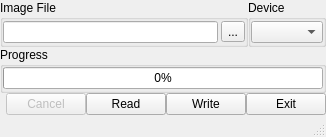
Old version of the form src/mainwindow.ui in the repository GDKsoftware/win32diskimager.
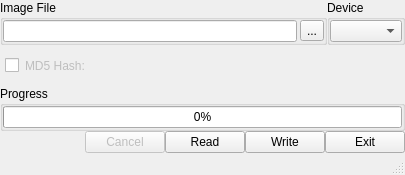
New version of the form. Icons and pictures are not drawn.

Commit message: adding md5 feature

```diff
--- a/src/mainwindow.ui
+++ b/src/mainwindow.ui
@@ -1,12 +1,12 @@
 <ui version="4.0" >
  <class>MainWindow</class>
- <widget class="QMainWindow" name="MainWindow" >
-  <property name="geometry" >
+ <widget class="QMainWindow" name="MainWindow">
+  <property name="geometry">
    <rect>
     <x>0</x>
     <y>0</y>
-    <width>326</width>
-    <height>137</height>
+    <width>405</width>
+    <height>175</height>
    </rect>
   </property>
   <property name="windowTitle" >
@@ -83,23 +83,98 @@
      </layout>
     </item>
     <item>
-     <widget class="QGroupBox" name="groupBox_5" >
-      <property name="title" >
+     <layout class="QHBoxLayout">
+      <property name="spacing">
+       <number>4</number>
+      </property>
+      <property name="margin">
+       <number>0</number>
+      </property>
+      <item>
+       <layout class="QVBoxLayout" name="verticalLayout">
+        <property name="spacing">
+         <number>0</number>
+        </property>
+        <item>
+         <layout class="QHBoxLayout" name="horizontalLayout">
+          <property name="leftMargin">
+           <number>5</number>
+          </property>
+          <item>
+           <widget class="QCheckBox" name="md5CheckBox">
+            <property name="sizePolicy">
+             <sizepolicy hsizetype="Fixed" vsizetype="Fixed">
+              <horstretch>0</horstretch>
+              <verstretch>0</verstretch>
+             </sizepolicy>
+            </property>
+            <property name="minimumSize">
+             <size>
+              <width>20</width>
+              <height>0</height>
+             </size>
+            </property>
+            <property name="toolTip">
+             <string>If checked, will generate the MD5 hash for the image file</string>
+            </property>
+            <property name="text">
+             <string/>
+            </property>
+           </widget>
+          </item>
+          <item>
+           <widget class="QLabel" name="md5header">
+            <property name="enabled">
+             <bool>false</bool>
+            </property>
+            <property name="sizePolicy">
+             <sizepolicy hsizetype="Fixed" vsizetype="Preferred">
+              <horstretch>0</horstretch>
+              <verstretch>0</verstretch>
+             </sizepolicy>
+            </property>
+            <property name="text">
+             <string>MD5 Hash: </string>
+            </property>
+           </widget>
+          </item>
+          <item>
+           <widget class="QLabel" name="md5label">
+            <property name="enabled">
+             <bool>false</bool>
+            </property>
+            <property name="text">
+             <string/>
+            </property>
+           </widget>
+          </item>
+         </layout>
+        </item>
+       </layout>
+      </item>
+     </layout>
+    </item>
+    <item>
+     <widget class="QGroupBox" name="groupBox_5">
+      <property name="title">
        <string>Progress</string>
       </property>
-      <layout class="QHBoxLayout" >
-       <property name="spacing" >
+      <layout class="QHBoxLayout">
+       <property name="spacing">
         <number>0</number>
        </property>
-       <property name="margin" >
+       <property name="margin">
         <number>0</number>
        </property>
        <item>
-        <widget class="QProgressBar" name="progressbar" >
-         <property name="value" >
+        <widget class="QProgressBar" name="progressbar">
+         <property name="value">
           <number>0</number>
          </property>
-         <property name="format" >
+         <property name="textVisible">
+          <bool>true</bool>
+         </property>
+         <property name="format">
           <string>%p%</string>
          </property>
         </widget>
@@ -108,7 +183,7 @@
      </widget>
     </item>
     <item>
-     <layout class="QHBoxLayout" >
+     <layout class="QHBoxLayout">
       <item>
        <spacer>
         <property name="orientation" >
@@ -123,8 +198,8 @@
        </spacer>
       </item>
       <item>
-       <widget class="QPushButton" name="bCancel" >
-        <property name="enabled" >
+       <widget class="QPushButton" name="bCancel">
+        <property name="enabled">
          <bool>false</bool>
         </property>
         <property name="sizePolicy" >
@@ -142,9 +217,9 @@
        </widget>
       </item>
       <item>
-       <widget class="QPushButton" name="bRead" >
-        <property name="sizePolicy" >
-         <sizepolicy vsizetype="Fixed" hsizetype="Fixed" >
+       <widget class="QPushButton" name="bRead">
+        <property name="sizePolicy">
+         <sizepolicy hsizetype="Fixed" vsizetype="Fixed">
           <horstretch>0</horstretch>
           <verstretch>0</verstretch>
          </sizepolicy>
@@ -161,9 +236,9 @@
        </widget>
       </item>
       <item>
-       <widget class="QPushButton" name="bWrite" >
-        <property name="sizePolicy" >
-         <sizepolicy vsizetype="Fixed" hsizetype="Fixed" >
+       <widget class="QPushButton" name="bWrite">
+        <property name="sizePolicy">
+         <sizepolicy hsizetype="Fixed" vsizetype="Fixed">
           <horstretch>0</horstretch>
           <verstretch>0</verstretch>
          </sizepolicy>
@@ -177,9 +252,9 @@
        </widget>
       </item>
       <item>
-       <widget class="QPushButton" name="bExit" >
-        <property name="sizePolicy" >
-         <sizepolicy vsizetype="Fixed" hsizetype="Fixed" >
+       <widget class="QPushButton" name="bExit">
+        <property name="sizePolicy">
+         <sizepolicy hsizetype="Fixed" vsizetype="Fixed">
           <horstretch>0</horstretch>
           <verstretch>0</verstretch>
          </sizepolicy>
```
Left out of the diff: 92 changed lines with no effect on the pictures. The commit also changes 2 other files.
